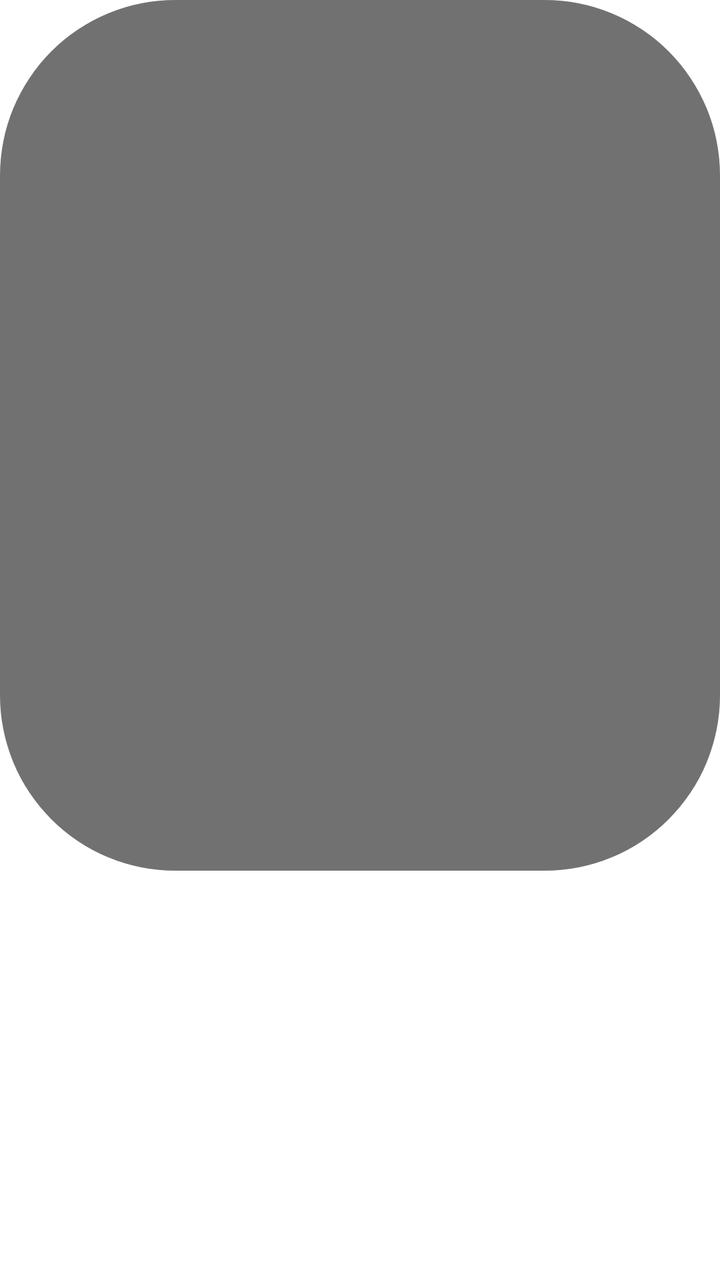
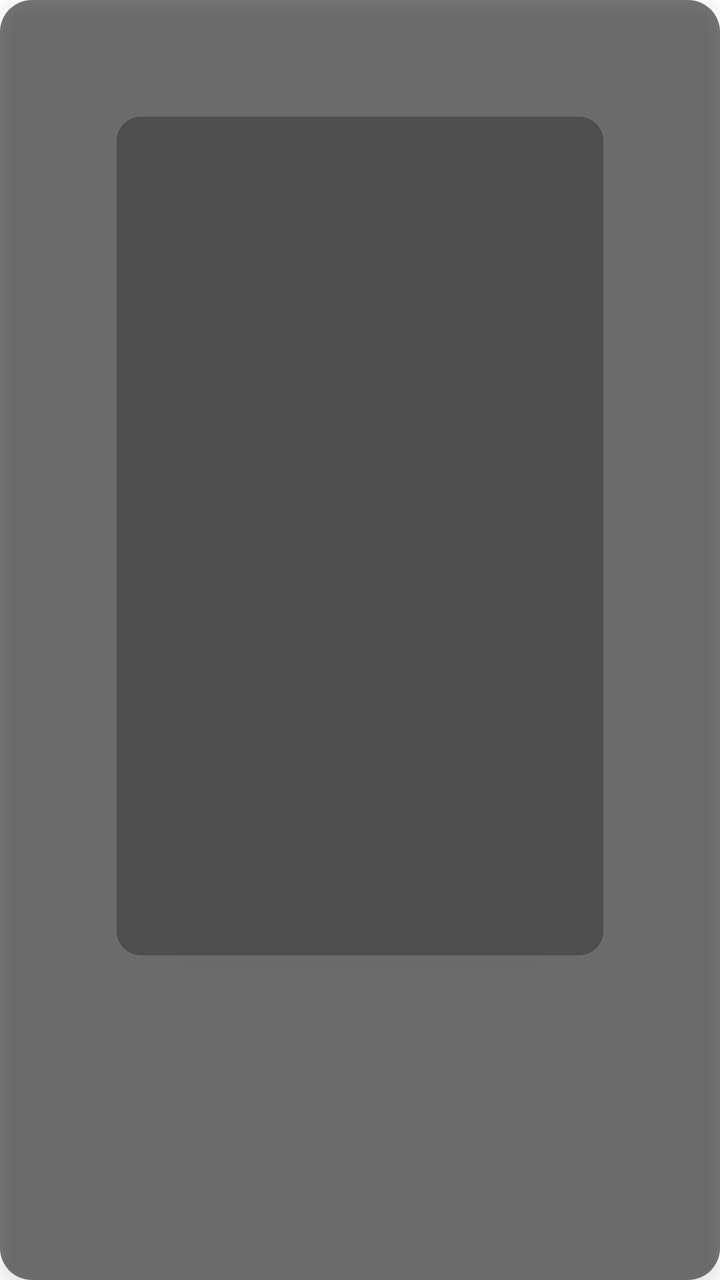

Before-and-after screenshots of an Android layout around one commit, followed by the original layout XML and the change that was made.
<!-- AndroidManifest.xml: application theme AppTheme.NoActionBar -->
<!-- res/layout/dialog_desc.xml -->
<?xml version="1.0" encoding="utf-8"?>
<FrameLayout xmlns:android="http://schemas.android.com/apk/res/android"
    xmlns:app="http://schemas.android.com/apk/res-auto"
    xmlns:tools="http://schemas.android.com/tools"
    android:layout_width="@dimen/vs_600"
    android:layout_height="match_parent">

    <androidx.core.widget.NestedScrollView xmlns:android="http://schemas.android.com/apk/res/android"
        android:layout_width="match_parent"
        android:layout_height="wrap_content"
        android:background="@drawable/shape_dialog_bg_main"
        android:fillViewport="true">

        <TextView
            android:id="@+id/describe"
            android:layout_width="match_parent"
            android:layout_height="wrap_content"
            android:lineSpacingMultiplier="1.2"
            android:padding="@dimen/vs_20"
            android:textColor="@color/color_FFFFFF"
            android:textSize="@dimen/ts_26" />

    </androidx.core.widget.NestedScrollView>
</FrameLayout>
<!-- resources referenced by this layout -->
<resources>
  <color name="color_FFFFFF">#FFFFFF</color>
  <dimen name="ts_26">26mm</dimen>
  <dimen name="vs_20">20mm</dimen>
  <dimen name="vs_600">600mm</dimen>
  <!-- drawable shape_dialog_bg_main (drawable) -->
  <?xml version="1.0" encoding="utf-8"?>
  <shape xmlns:android="http://schemas.android.com/apk/res/android">
      <corners android:radius="@dimen/vs_15" />
      <solid android:color="@color/color_6A6A6A_95" />
  </shape>
  <style name="AppTheme.NoActionBar">
          <item name="android:windowActionBar">false</item>
          <item name="android:windowNoTitle">true</item>
          <item name="windowActionBar">false</item>
          <item name="android:windowFullscreen">true</item>//全屏即无通知栏
          <item name="android:windowContentOverlay">@null</item>//是否有遮盖
          <item name="windowNoTitle">true</item>
          
          
          <item name="android:windowBackground">@android:color/transparent</item>
      </style>
  <dimen name="vs_15">15mm</dimen>
  <color name="color_6A6A6A_95">#F26A6A6A</color>
</resources>

<!-- the commit's change to res/layout/dialog_desc.xml (unified diff, before → after) -->
@@ -1,24 +1,31 @@
 <?xml version="1.0" encoding="utf-8"?>
 <FrameLayout xmlns:android="http://schemas.android.com/apk/res/android"
-    xmlns:app="http://schemas.android.com/apk/res-auto"
-    xmlns:tools="http://schemas.android.com/tools"
     android:layout_width="@dimen/vs_600"
-    android:layout_height="match_parent">
+    android:layout_height="match_parent"
+    android:background="@drawable/bg_dialog_rounded"
+    android:elevation="5dp"
+    android:padding="@dimen/vs_10">
 
-    <androidx.core.widget.NestedScrollView xmlns:android="http://schemas.android.com/apk/res/android"
+    <androidx.core.widget.NestedScrollView
         android:layout_width="match_parent"
         android:layout_height="wrap_content"
-        android:background="@drawable/shape_dialog_bg_main"
-        android:fillViewport="true">
+        android:maxHeight="@dimen/vs_400"
+        android:background="@drawable/bg_scrollview"
+        android:fillViewport="true"
+        android:scrollbarStyle="insideOverlay"
+        android:fadeScrollbars="true">
 
         <TextView
             android:id="@+id/describe"
             android:layout_width="match_parent"
             android:layout_height="wrap_content"
-            android:lineSpacingMultiplier="1.2"
+            android:lineSpacingExtra="4dp"
             android:padding="@dimen/vs_20"
-            android:textColor="@color/color_FFFFFF"
-            android:textSize="@dimen/ts_26" />
+            android:textColor="@color/color_text_primary"
+            android:textSize="@dimen/ts_24"
+            android:focusable="true"
+            android:focusableInTouchMode="true" />
 
     </androidx.core.widget.NestedScrollView>
+
 </FrameLayout>
<!-- resource entries referenced after the edit -->
@@ -1,27 +1,43 @@
 <!-- resources referenced by this layout -->
 <resources>
-  <color name="color_FFFFFF">#FFFFFF</color>
-  <dimen name="ts_26">26mm</dimen>
+  <color name="color_text_primary">#FFFFFAE0</color>
+  <dimen name="ts_24">24mm</dimen>
+  <dimen name="vs_10">10mm</dimen>
   <dimen name="vs_20">20mm</dimen>
+  <dimen name="vs_400">400mm</dimen>
   <dimen name="vs_600">600mm</dimen>
-  <!-- drawable shape_dialog_bg_main (drawable) -->
-  <?xml version="1.0" encoding="utf-8"?>
+  <!-- drawable bg_dialog_rounded (drawable) -->
   <shape xmlns:android="http://schemas.android.com/apk/res/android">
-      <corners android:radius="@dimen/vs_15" />
-      <solid android:color="@color/color_6A6A6A_95" />
+      <solid android:color="@color/color_dialog_bg" />
+      <corners android:radius="16dp"/>
+      <padding android:left="10dp" android:right="10dp" android:top="10dp" android:bottom="10dp"/>
   </shape>
-  <style name="AppTheme.NoActionBar">
+  <!-- drawable bg_scrollview (drawable) -->
+  <shape xmlns:android="http://schemas.android.com/apk/res/android">
+      <solid android:color="@color/color_scrollview_bg" />
+      <corners android:radius="12dp"/>
+  </shape>
+  <style name="AppTheme.NoActionBar" parent="AppTheme">
           <item name="android:windowActionBar">false</item>
           <item name="android:windowNoTitle">true</item>
           <item name="windowActionBar">false</item>
           <item name="android:windowFullscreen">true</item>//全屏即无通知栏
           <item name="android:windowContentOverlay">@null</item>//是否有遮盖
           <item name="windowNoTitle">true</item>
-          
+          <item name="android:keepScreenOn">true</item>
           
           <item name="android:windowBackground">@android:color/transparent</item>
       </style>
-  <dimen name="vs_15">15mm</dimen>
-  <color name="color_6A6A6A_95">#F26A6A6A</color>
+  <color name="color_dialog_bg">#88000000</color>
+  <color name="color_scrollview_bg">#44000000</color>
+  <style name="AppTheme" parent="Theme.AppCompat.Light.DarkActionBar">
+          
+          <item name="colorPrimary">@color/color_6200EE</item>
+          <item name="colorPrimaryDark">@color/color_3700B3</item>
+          <item name="colorAccent">@color/color_03DAC5</item>
+      </style>
+  <color name="color_6200EE">#6200EE</color>
+  <color name="color_3700B3">#3700B3</color>
+  <color name="color_03DAC5">#03DAC5</color>
 </resources>
 
